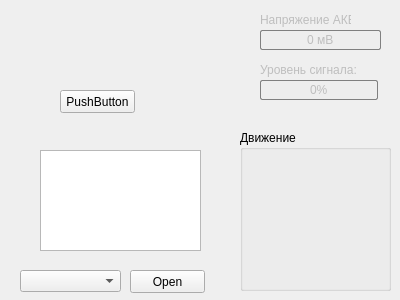
Qt form dthard-gui/mainwindow.ui (Ursadon/Dithard) before a commit.
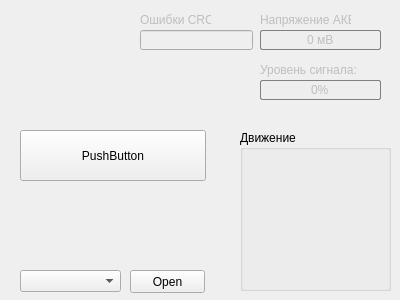
The same form after that commit. Icons and pictures are not drawn.

Diff of the .ui file:
```diff
--- a/dthard-gui/mainwindow.ui
+++ b/dthard-gui/mainwindow.ui
@@ -248,7 +248,7 @@
      <rect>
       <x>260</x>
       <y>80</y>
-      <width>118</width>
+      <width>121</width>
       <height>20</height>
      </rect>
     </property>
@@ -264,7 +264,7 @@
 }</string>
     </property>
     <property name="maximum">
-     <number>3700</number>
+     <number>5</number>
     </property>
     <property name="value">
      <number>0</number>
@@ -314,27 +314,52 @@
    <widget class="QPushButton" name="pushButton">
     <property name="geometry">
      <rect>
-      <x>60</x>
-      <y>90</y>
-      <width>75</width>
-      <height>23</height>
+      <x>20</x>
+      <y>130</y>
+      <width>186</width>
+      <height>51</height>
      </rect>
     </property>
+    <property name="focusPolicy">
+     <enum>Qt::NoFocus</enum>
+    </property>
+    <property name="styleSheet">
+     <string notr="true"/>
+    </property>
     <property name="text">
      <string>PushButton</string>
     </property>
+    <property name="flat">
+     <bool>false</bool>
+    </property>
    </widget>
-   <widget class="QPlainTextEdit" name="plainTextEdit">
+   <widget class="QLabel" name="lbSignal_Strenght_2">
+    <property name="enabled">
+     <bool>false</bool>
+    </property>
     <property name="geometry">
      <rect>
-      <x>40</x>
-      <y>150</y>
-      <width>161</width>
-      <height>101</height>
+      <x>140</x>
+      <y>10</y>
+      <width>71</width>
+      <height>20</height>
      </rect>
     </property>
-    <property name="readOnly">
-     <bool>true</bool>
+    <property name="text">
+     <string>Ошибки CRC</string>
+    </property>
+   </widget>
+   <widget class="QLineEdit" name="leCRC_err">
+    <property name="enabled">
+     <bool>false</bool>
+    </property>
+    <property name="geometry">
+     <rect>
+      <x>140</x>
+      <y>30</y>
+      <width>113</width>
+      <height>20</height>
+     </rect>
     </property>
    </widget>
   </widget>
```
